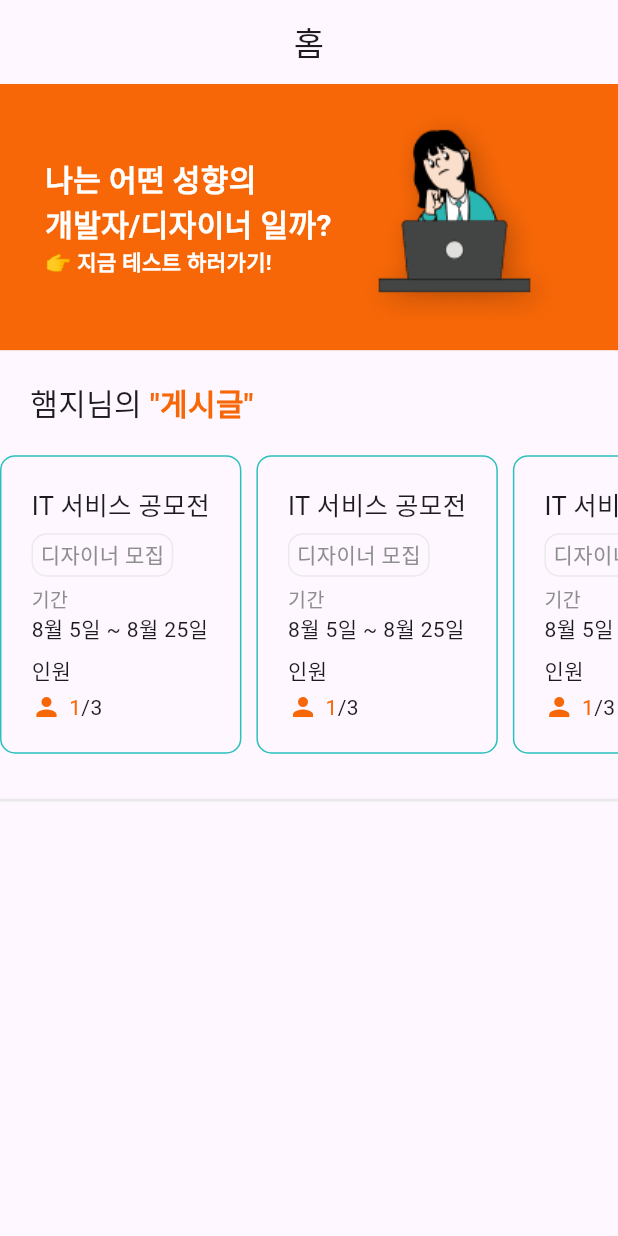
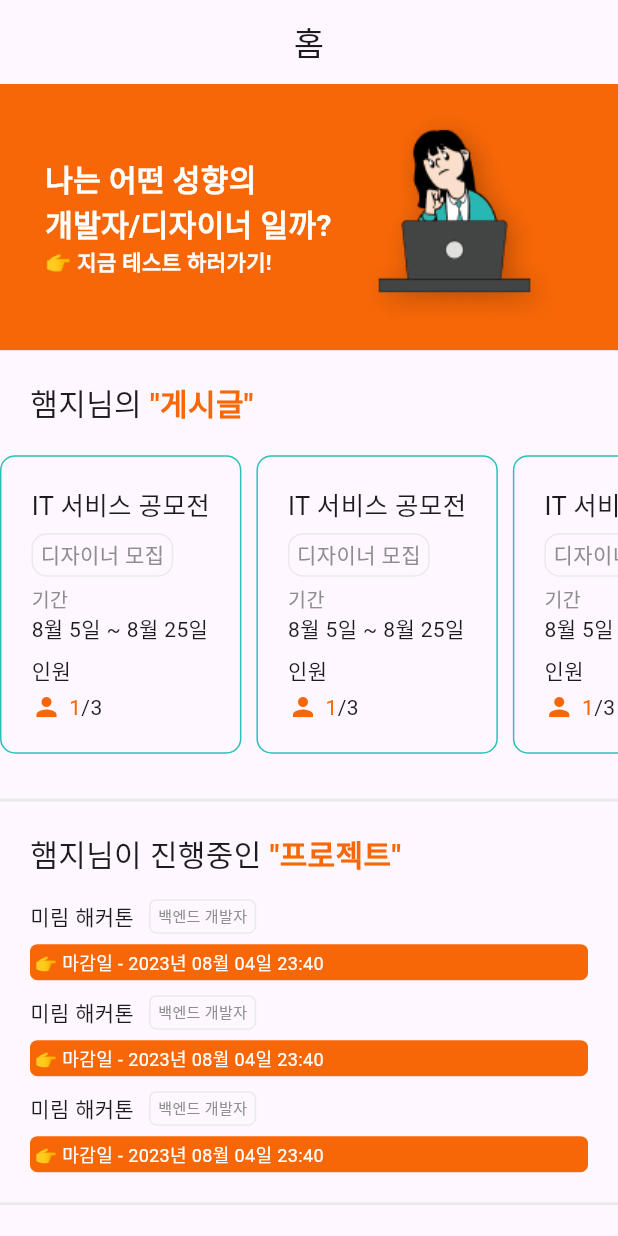
Before and after one commit to DreamOrReality/Dream-Or-Reality-Flutter, a Flutter app: the screen it shows after launch, on a phone screen of 412 x 824 dp. Run offline on Flutter 3.47's test engine with Material 3 defaults, Android fonts, the phone set to English and light mode, and no system bars.

Commit message:
feat. 진행중인 프로젝트 ui

```diff
--- a/lib/screens/home_screen.dart
+++ b/lib/screens/home_screen.dart
@@ -60,7 +60,7 @@ class HomeScreen extends StatelessWidget {
                 children: [
                   Padding(
                     padding: const EdgeInsets.all(20),
-                    // 유저이름과 "게시글" 텍스트 분리 (스타일이 달라서)
+                    // 햄지님의 "게시글" - 유저이름과 "게시글" 텍스트 분리 (스타일이 달라서)
                     child: Row(
                       children: [
                         const Text(
@@ -78,6 +78,7 @@ class HomeScreen extends StatelessWidget {
                       ],
                     ),
                   ),
+                  // 내 게시글을 빌드하는 곳 (예시 3개 넣어둠)
                   SingleChildScrollView(
                     scrollDirection: Axis.horizontal,
                     child: Row(
@@ -96,6 +97,46 @@ class HomeScreen extends StatelessWidget {
                   ),
                   const SizedBox(height: 30),
                 ],
+              ),
+            ),
+            Container(
+              decoration: const BoxDecoration(
+                border: Border(
+                    bottom: BorderSide(color: Color(0xFFEAEAEA), width: 2.0)),
+              ),
+              child: Padding(
+                padding: const EdgeInsets.all(20),
+                child: Column(
+                  children: [
+                    // `유저이름`님이 진행중인 "프로젝트"
+                    Row(
+                      children: [
+                        const Text(
+                          '햄지님이 진행중인',
+                          style: TextStyle(fontSize: 20),
+                        ),
+                        Text(
+                          ' "프로젝트"',
+                          style: TextStyle(
+                              fontSize: 20,
+                              fontWeight: FontWeight.bold,
+                              color: primaryColor),
+                        ),
+                      ],
+                    ),
+                    const SizedBox(height: 15),
+                    // for문으로 데이터 빌드하면 될듯
+                    // 예시 데이터 3개 넣어둠
+                    _buildMyProject(
+                        context, '미림 해커톤', '백엔드 개발자', '2023년 08월 04일 23:40'),
+                    const SizedBox(height: 10),
+                    _buildMyProject(
+                        context, '미림 해커톤', '백엔드 개발자', '2023년 08월 04일 23:40'),
+                    const SizedBox(height: 10),
+                    _buildMyProject(
+                        context, '미림 해커톤', '백엔드 개발자', '2023년 08월 04일 23:40'),
+                  ],
+                ),
               ),
             ),
           ],
@@ -164,3 +205,44 @@ Widget _buildMyPost(BuildContext context, String prjName, String tag,
     ),
   );
 }
+
+Widget _buildMyProject(
+    BuildContext context, String prjName, String myRole, String period) {
+  return Container(
+    child: Column(
+      crossAxisAlignment: CrossAxisAlignment.start,
+      children: [
+        Row(
+          children: [
+            Text(prjName),
+            const SizedBox(width: 10),
+            Container(
+              padding: const EdgeInsets.fromLTRB(5, 3, 5, 3),
+              decoration: BoxDecoration(
+                border: Border.all(color: const Color(0xFFEAEAEA)),
+                borderRadius: BorderRadius.circular(5),
+              ),
+              child: Text(
+                myRole,
+                style: const TextStyle(color: Color(0xFF8E8E8F), fontSize: 10),
+              ),
+            ),
+          ],
+        ),
+        const SizedBox(height: 7),
+        Container(
+          width: MediaQuery.of(context).size.width,
+          padding: const EdgeInsets.all(3),
+          decoration: BoxDecoration(
+            color: primaryColor,
+            borderRadius: BorderRadius.circular(5),
+          ),
+          child: Text(
+            '👉 마감일 - $period',
+            style: const TextStyle(color: Colors.white, fontSize: 12),
+          ),
+        ),
+      ],
+    ),
+  );
+}
```
